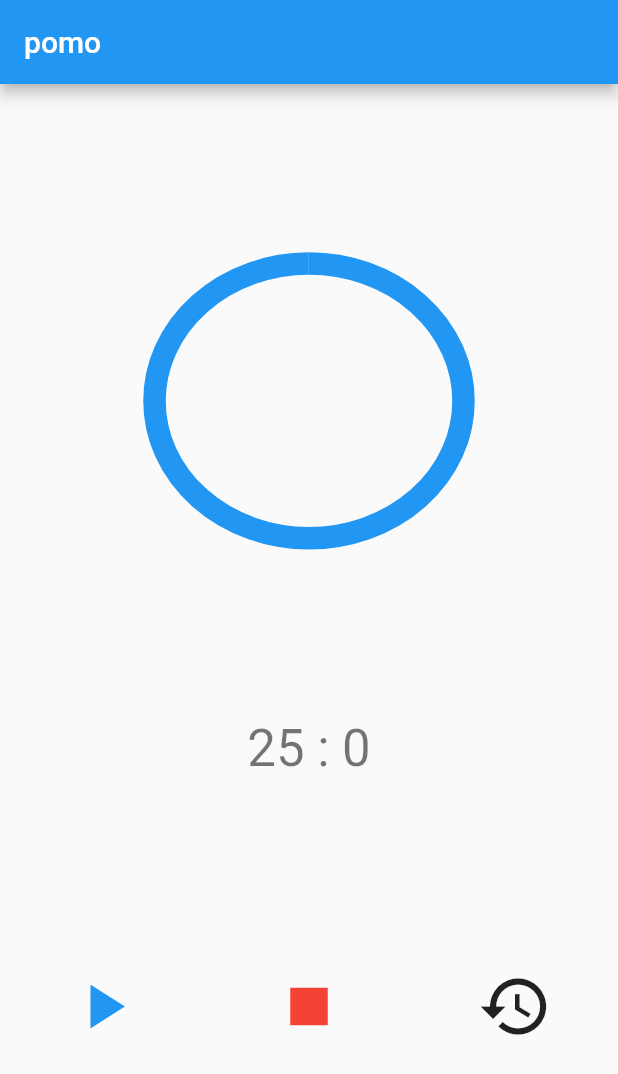
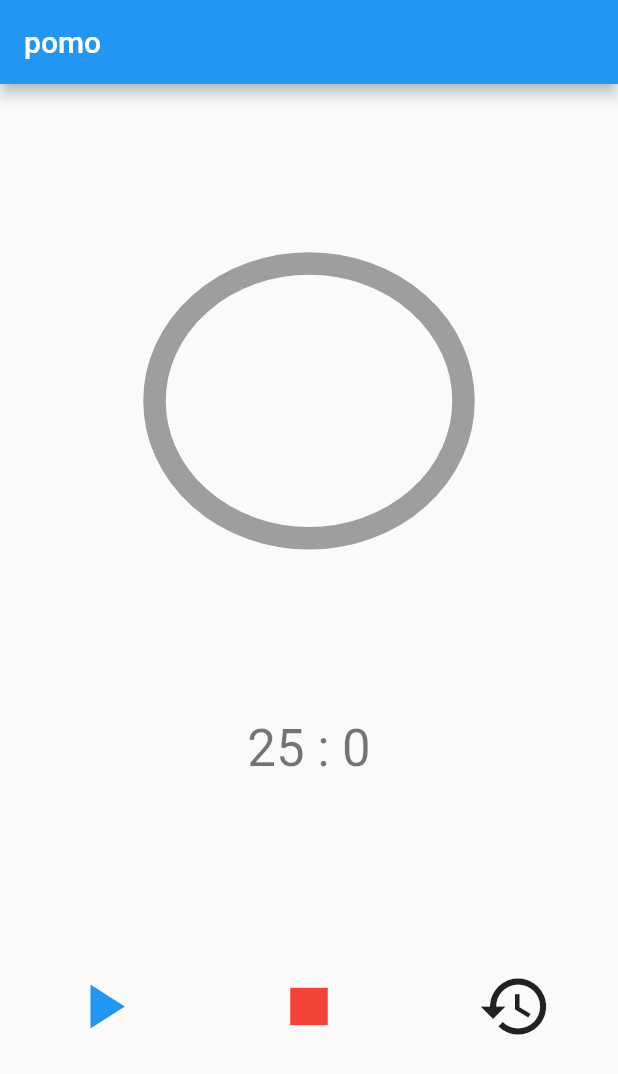
Before and after one commit to sulemartin87/pomodoro-app, a Flutter app: the screen it shows after launch, on a phone screen of 412 x 824 dp. Shown: the top 1074 px of the screen. Run offline on Flutter 3.47's test engine with Material 2 defaults, Android fonts, the phone set to English and light mode, and no system bars; missing offline and left inert: dart:ffi.

Commit message:
changed direction of timer and added a background color

```diff
--- a/lib/main.dart
+++ b/lib/main.dart
@@ -66,7 +66,8 @@ class _MyWidgetState extends State<MyWidget> {
 
   double completionPercentage() {
     double f = _start / _initial;
-    return f;
+
+    return 1 - f;
   }
 
   @override
@@ -88,6 +89,7 @@ class _MyWidgetState extends State<MyWidget> {
               child: CircularProgressIndicator(
                 value: completionPercentage(),
                 strokeWidth: 15.0,
+                backgroundColor: Colors.grey,
               ),
             ),
             // Spacer(),
```
